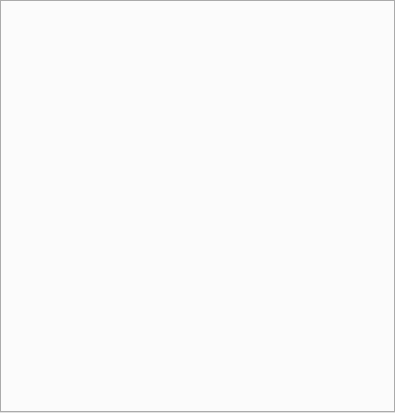
This is src/gui/memory/mcumonitor.ui in Arcachofo/SimulIDE-dev as Qt 5 draws it before an edit. The edited form follows.
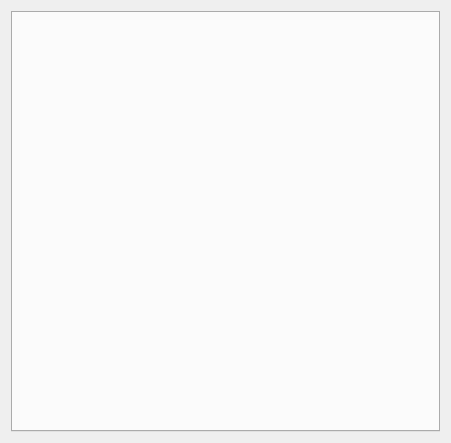
This is the edited form.

Diff of the .ui file:
```diff
--- a/src/gui/memory/mcumonitor.ui
+++ b/src/gui/memory/mcumonitor.ui
@@ -6,26 +6,24 @@
    <rect>
     <x>0</x>
     <y>0</y>
-    <width>395</width>
-    <height>413</height>
+    <width>451</width>
+    <height>443</height>
    </rect>
   </property>
   <property name="windowTitle">
    <string>Dialog</string>
   </property>
   <layout class="QVBoxLayout" name="verticalLayout">
+   <item>
+    <layout class="QHBoxLayout" name="horizontalLayout" stretch="">
+     <property name="sizeConstraint">
+      <enum>QLayout::SetDefaultConstraint</enum>
+     </property>
    <property name="leftMargin">
     <number>0</number>
    </property>
-   <property name="topMargin">
-    <number>0</number>
-   </property>
-   <property name="rightMargin">
-    <number>0</number>
-   </property>
-   <property name="bottomMargin">
-    <number>0</number>
-   </property>
+    </layout>
+   </item>
    <item>
     <widget class="QTabWidget" name="tabWidget">
      <property name="currentIndex">
```
Lines whose indentation alone changed are shown as unchanged.
